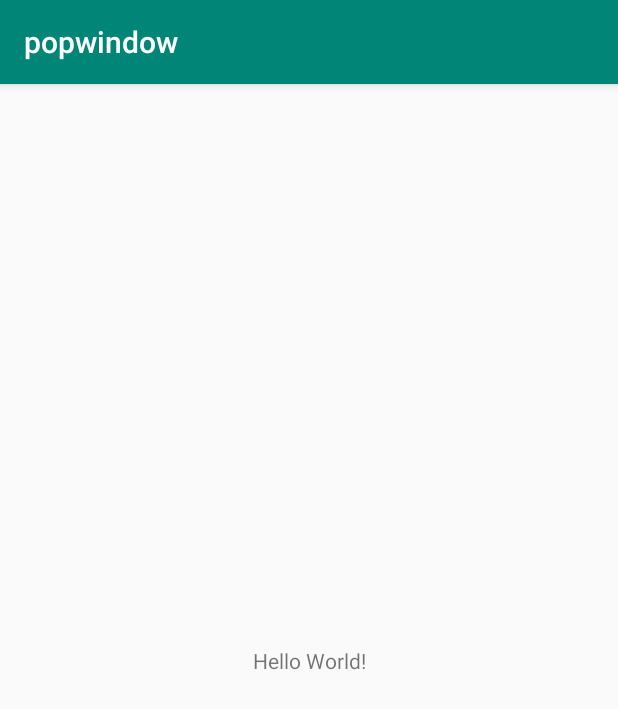
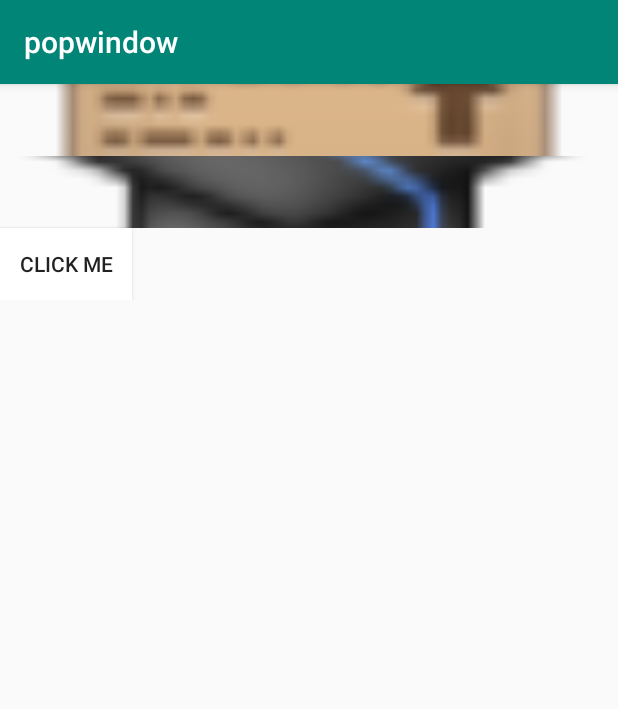
Before and after one commit to fangzhangyin/summer, an Android app: the screen it shows after launch (MainActivity), on a phone screen of 412 x 824 dp. Shown: the top 709 px of the screen. Run offline under Robolectric (Android 15) with nearby library versions, the phone set to English and light mode, and no system bars.

Commit message:
popwindow

```diff
--- a/popwindow/src/main/res/layout/activity_main.xml
+++ b/popwindow/src/main/res/layout/activity_main.xml
@@ -6,13 +6,36 @@
     android:layout_height="match_parent"
     tools:context=".MainActivity">
 
-    <TextView
-        android:layout_width="wrap_content"
+    <ScrollView
+        android:layout_width="fill_parent"
         android:layout_height="wrap_content"
-        android:text="Hello World!"
-        app:layout_constraintBottom_toBottomOf="parent"
-        app:layout_constraintLeft_toLeftOf="parent"
-        app:layout_constraintRight_toRightOf="parent"
-        app:layout_constraintTop_toTopOf="parent" />
+        android:scrollbars="none"
+        tools:ignore="MissingConstraints">
+        <LinearLayout
+            android:id="@+id/layout"
+            android:orientation="vertical"
+            android:layout_width="fill_parent"
+            android:layout_height="wrap_content">
+            <ImageView
+                android:id="@+id/p"
+                android:layout_width="fill_parent"
+                android:layout_height="wrap_content"
+                android:scaleType="centerCrop"
+                android:src="@drawable/carton"/>
+            <ImageView
+                android:layout_width="fill_parent"
+                android:layout_height="wrap_content"
+                android:layout_below="@+id/p"
+                android:scaleType="centerCrop"
+                android:src="@drawable/academichat"/>
+            <Button
+                android:id="@+id/btn"
+                android:layout_width="wrap_content"
+                android:layout_height="wrap_content"
+                android:text="click me"
+                android:background="#fff"
+                android:padding="10dip"/>
+        </LinearLayout>
+    </ScrollView>
 
 </android.support.constraint.ConstraintLayout>
```
Also changed, not shown: popwindow/src/main/java/com/example/popwindow/MainActivity.java (+61 -0 lines), popwindow/src/main/res/layout/pop.xml (added, +13 -0 lines), popwindow/src/main/res/drawable/academichat.png (added), popwindow/src/main/res/drawable/add.png (added), popwindow/src/main/res/drawable/camera.png (added), popwindow/src/main/res/drawable/carton.png (added), popwindow/src/main/res/drawable/flashlight.png (added), popwindow/src/main/res/drawable/gift.png (added), popwindow/src/main/res/drawable/globe.png (added), popwindow/src/main/res/drawable/guitar.png (added).
